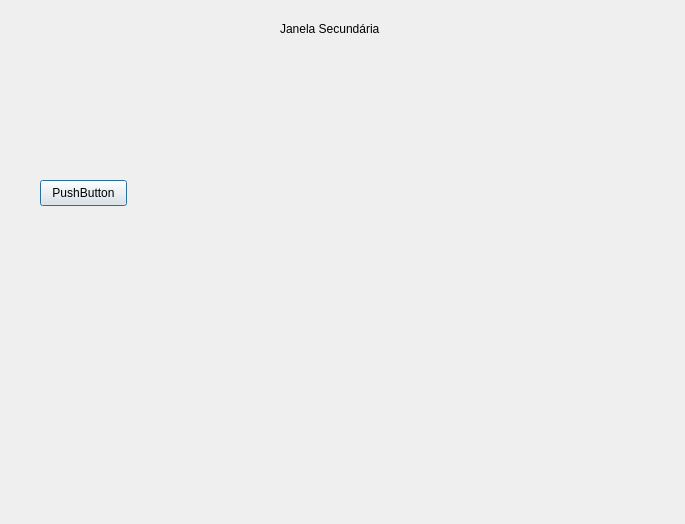
Before: the Qt Designer form janelasecundaria.ui in Luisf66/Qt-Creator, drawn with Qt 5.
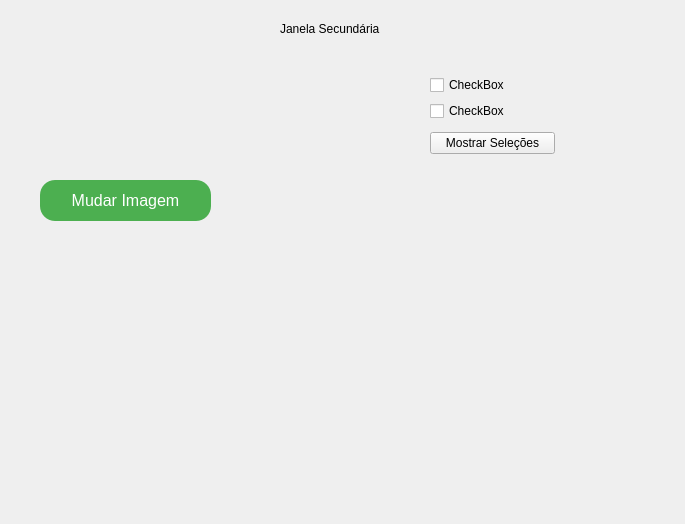
After: the same form once the commit is applied. Icons and pictures are not drawn.

Commit message: css no botão de imagem e checkbox

```diff
--- a/janelasecundaria.ui
+++ b/janelasecundaria.ui
@@ -50,14 +50,59 @@
     <rect>
      <x>40</x>
      <y>180</y>
-     <width>87</width>
-     <height>26</height>
+     <width>171</width>
+     <height>41</height>
     </rect>
    </property>
+   <property name="styleSheet">
+    <string notr="true"> background-color: #4CAF50; /* Cor de fundo do botão */
+  color: white; /* Cor do texto */
+  padding: 10px 20px; /* Espaçamento interno do botão */
+  border: none; /* Remover borda padrão */
+  border-radius: 15px; /* Arredondar bordas */
+  font-size: 16px; /* Tamanho da fonte */</string>
+   </property>
    <property name="text">
-    <string>PushButton</string>
+    <string>Mudar Imagem</string>
    </property>
   </widget>
+  <widget class="QWidget" name="">
+   <property name="geometry">
+    <rect>
+     <x>430</x>
+     <y>70</y>
+     <width>125</width>
+     <height>90</height>
+    </rect>
+   </property>
+   <layout class="QVBoxLayout" name="verticalLayout_2">
+    <item>
+     <layout class="QVBoxLayout" name="verticalLayout">
+      <item>
+       <widget class="QCheckBox" name="checkBox">
+        <property name="text">
+         <string>CheckBox</string>
+        </property>
+       </widget>
+      </item>
+      <item>
+       <widget class="QCheckBox" name="checkBox_2">
+        <property name="text">
+         <string>CheckBox</string>
+        </property>
+       </widget>
+      </item>
+     </layout>
+    </item>
+    <item>
+     <widget class="QPushButton" name="pushButton">
+      <property name="text">
+       <string>Mostrar Seleções</string>
+      </property>
+     </widget>
+    </item>
+   </layout>
+  </widget>
  </widget>
  <resources/>
  <connections/>
```
The commit also changes 2 other files.
